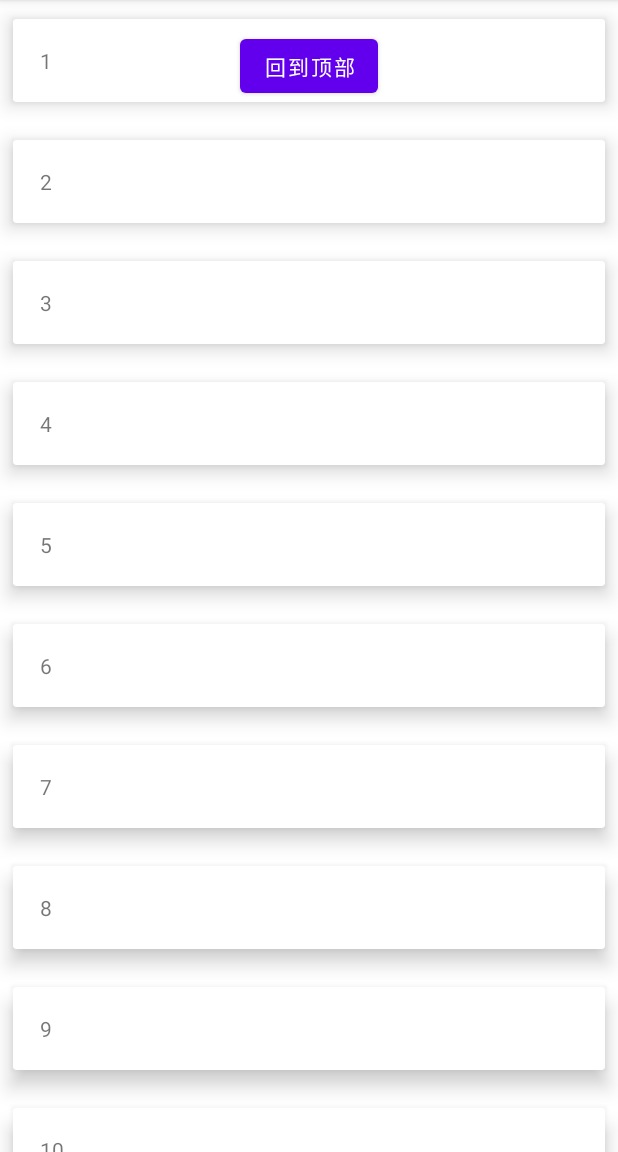
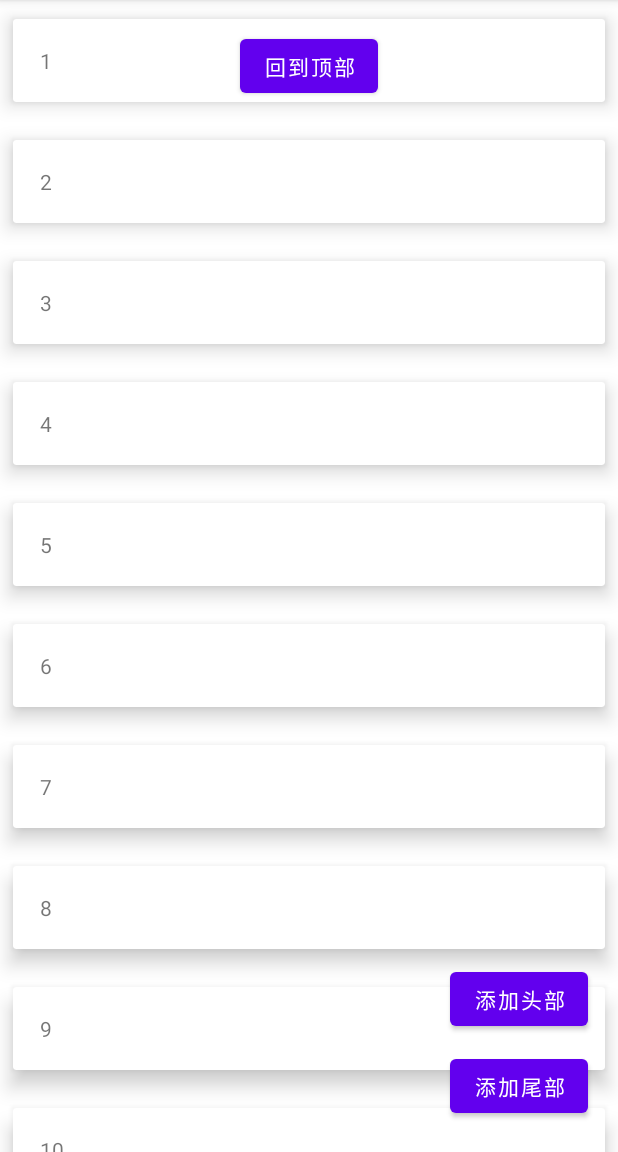
Before and after one commit to GMKEnd/PracticeStuff, an Android app: the screen it shows after launch (MainActivity), after a tap on "回到顶部", on a phone screen of 412 x 824 dp, the part 84-1236 px from its top. Run offline under Robolectric (Android 15) with nearby library versions, the phone set to English and light mode, and no system bars.

Commit message:
新增：添加头部尾部功能，一些优化

```diff
--- a/app/src/main/java/com/example/recyclerviewimageload/Adapter.kt
+++ b/app/src/main/java/com/example/recyclerviewimageload/Adapter.kt
@@ -1,5 +1,7 @@
 package com.example.recyclerviewimageload
 
+import android.content.Context
+import android.util.Log
 import android.view.LayoutInflater
 import android.view.View
 import android.view.ViewGroup
@@ -8,17 +10,26 @@ import android.widget.ProgressBar
 import android.widget.TextView
 import androidx.recyclerview.widget.RecyclerView
 
-class Adapter(private val testList: List<String?>) : RecyclerView.Adapter<RecyclerView.ViewHolder>() {
+class Adapter(private val testList: List<String?>, context: Context) : RecyclerView.Adapter<RecyclerView.ViewHolder>() {
 
     val TYPE_ITEM_IMAGE = 0
     val TYPE_ITEM_TEXT = 1
     val TYPE_ITEM_LOADING = 2
     val mItemList = testList
+    val mContext = context
+
+    val TYPE_HEADER = 10
+    val TYPE_FOOTER = 20
+
+    companion object {
+        var headerCount = 0
+        var footerCount = 0
+    }
 
     class ImageViewHolder(itemView: View): RecyclerView.ViewHolder(itemView) {
         private val imageView: ImageView = itemView.findViewById(R.id.image_item)
 
-        fun bind(text: String, position: Int) {
+        fun bind(position: Int) {
             if (position % 2 == 0) {
                 imageView.setImageResource(R.drawable.edited)
             } else if (position % 3 == 0) {
@@ -26,7 +37,6 @@ class Adapter(private val testList: List<String?>) : RecyclerView.Adapter<Recycl
             } else {
                 imageView.setImageResource(R.drawable._749_png_300)
             }
-            imageView.contentDescription = text
         }
     }
 
@@ -42,7 +52,21 @@ class Adapter(private val testList: List<String?>) : RecyclerView.Adapter<Recycl
         private val progressbar: ProgressBar = itemView.findViewById(R.id.progressBar)
 
         fun bind() {
-            progressbar.alpha = 1f
+            progressbar.alpha = 0.5f
+        }
+    }
+
+    class HeaderViewHolder(itemView: View): RecyclerView.ViewHolder(itemView) {
+        private val textView: TextView = itemView.findViewById(R.id.header_title)
+        fun bind() {
+            textView.text = headerCount.toString()
+        }
+    }
+
+    class FooterViewHolder(itemView: View): RecyclerView.ViewHolder(itemView) {
+        private val textView: TextView = itemView.findViewById(R.id.footer_title)
+        fun bind() {
+            textView.text = footerCount.toString()
         }
     }
 
@@ -52,21 +76,32 @@ class Adapter(private val testList: List<String?>) : RecyclerView.Adapter<Recycl
                 val view = LayoutInflater.from(parent.context)
                     .inflate(R.layout.recycler_item_card, parent, false)
                 TextViewHolder(view) }
-            TYPE_ITEM_LOADING -> {
-                val view = LayoutInflater.from(parent.context)
-                    .inflate(R.layout.loading, parent, false)
-                LoadViewHolder(view) }
-            else -> {
+            TYPE_ITEM_IMAGE -> {
                 val view = LayoutInflater.from(parent.context)
                     .inflate(R.layout.recycler_item, parent, false)
                 ImageViewHolder(view) }
+            // header % footer
+            TYPE_HEADER -> {
+                val view = LayoutInflater.from(parent.context)
+                    .inflate(R.layout.header_view, parent, false)
+                HeaderViewHolder(view) }
+            TYPE_FOOTER -> {
+                val view = LayoutInflater.from(parent.context)
+                    .inflate(R.layout.footer_view, parent, false)
+                FooterViewHolder(view) }
+            // load
+            else -> {
+                val view = LayoutInflater.from(parent.context)
+                    .inflate(R.layout.loading, parent, false)
+                LoadViewHolder(view)
+            }
         }
     }
 
     override fun onBindViewHolder(holder: RecyclerView.ViewHolder, position: Int) {
         when (holder) {
             is ImageViewHolder -> {
-                testList[position]?.let { holder.bind(it, position) }
+                testList[position]?.let { holder.bind(position) }
             }
             is TextViewHolder -> {
                 testList[position]?.let { holder.bind(it) }
@@ -74,20 +109,62 @@ class Adapter(private val testList: List<String?>) : RecyclerView.Adapter<Recycl
             is LoadViewHolder -> {
                 holder.bind()
             }
+            // header & footer
+            is HeaderViewHolder -> {
+                holder.bind()
+            }
+            is FooterViewHolder -> {
+                holder.bind()
+            }
         }
     }
 
     override fun getItemViewType(position: Int): Int {
+        // 检测当前位置是否为头部/尾部
+        if (isHeaderPos(position)) {
+            return TYPE_HEADER
+        }
+        if (isFooterPos(position)) {
+            return TYPE_FOOTER
+        }
+
         return when (testList[position]) {
             // 检测是否需要替换成加载界面
             null -> TYPE_ITEM_LOADING
-            "picture" -> TYPE_ITEM_IMAGE
+            mContext.getString(R.string.pic) -> TYPE_ITEM_IMAGE
             else -> TYPE_ITEM_TEXT
         }
+    }
+
+    fun addHeader() {
+        headerCount ++
+    }
+
+    fun addFooter() {
+        footerCount ++
+    }
+
+    private fun isHeaderPos(position: Int): Boolean {
+        if (headerCount == 0) {
+            return false
+        }
+        if (position < headerCount) {
+            return true
+        }
+        return false
+    }
+
+    private fun isFooterPos(position: Int): Boolean {
+        if (footerCount == 0) {
+            return false
+        }
+        if (position > testList.size - footerCount - 1) {
+            return true
+        }
+        return false
     }
 
     override fun getItemCount(): Int {
         return mItemList.size
     }
-
 }
--- a/app/src/main/java/com/example/recyclerviewimageload/MainActivity.kt
+++ b/app/src/main/java/com/example/recyclerviewimageload/MainActivity.kt
@@ -24,31 +24,44 @@ class MainActivity : AppCompatActivity() {
             testList.add((i + 1).toString())
         }
         mRecyclerView = findViewById(R.id.recycler_view)
-        mAdapter = Adapter(testList)
+        mAdapter = Adapter(testList, this)
 
         initRV()
 
-        val btn: Button = findViewById(R.id.to_top)
-        btn.setOnClickListener {
+        val toTopBtn: Button = findViewById(R.id.to_top)
+        toTopBtn.setOnClickListener {
             mRecyclerView.smoothScrollToPosition(0)
+        }
+
+        val addHeaderBtn: Button = findViewById(R.id.add_header)
+        addHeaderBtn.setOnClickListener {
+            mAdapter.addHeader()
+            testList.add(0, "header")
+            mAdapter.notifyItemInserted(0)
+        }
+        val addFooterBtn: Button = findViewById(R.id.add_footer)
+        addFooterBtn.setOnClickListener {
+            mAdapter.addFooter()
+            testList.add("footer")
+            mAdapter.notifyItemInserted(testList.size - 1)
         }
     }
 
     private fun initRV() {
         mRecyclerView.adapter = mAdapter
         mRecyclerView.addOnScrollListener(object : RecyclerView.OnScrollListener() {
-            override fun onScrolled(recyclerView: RecyclerView, dx: Int, dy: Int) {
+/*            override fun onScrolled(recyclerView: RecyclerView, dx: Int, dy: Int) {
                 super.onScrolled(recyclerView, dx, dy)
                 val linearLayoutManager = recyclerView.layoutManager as LinearLayoutManager?
                 if (!isLoading) {
                     // 检测发生滑动，最后一个完全可见的元素的位置是否为列表末尾
                     if (linearLayoutManager != null && linearLayoutManager.findLastCompletelyVisibleItemPosition() == testList.size - 1) {
-                        Log.i("scroll!!", "endreached!")
+                        Log.i("scroll!!", "end reached!")
                         load()
                         isLoading = true
                     }
                 }
-            }
+            }*/
         })
     }
 
@@ -67,10 +80,10 @@ class MainActivity : AppCompatActivity() {
             testList.removeAt(testList.size - 1)
             val currentPosition: Int = testList.size
             mAdapter.notifyItemRemoved(currentPosition)
-
+            // 来回加载文字/图片
             lastText = if (lastText) {
                 for (i in 0..9) {
-                    testList.add("picture")
+                    testList.add(getString(R.string.pic))
                 }
                 false
             } else {
--- a/app/src/main/res/layout/activity_main.xml
+++ b/app/src/main/res/layout/activity_main.xml
@@ -30,4 +30,24 @@
         app:layout_constraintStart_toStartOf="parent"
         app:layout_constraintTop_toTopOf="parent" />
 
+    <Button
+        android:id="@+id/add_footer"
+        android:layout_width="wrap_content"
+        android:layout_height="wrap_content"
+        android:layout_marginEnd="20dp"
+        android:layout_marginBottom="20dp"
+        android:text="@string/add_footer"
+        app:layout_constraintBottom_toBottomOf="parent"
+        app:layout_constraintEnd_toEndOf="parent" />
+
+    <Button
+        android:id="@+id/add_header"
+        android:layout_width="wrap_content"
+        android:layout_height="wrap_content"
+        android:layout_marginEnd="20dp"
+        android:layout_marginBottom="10dp"
+        android:text="@string/add_header"
+        app:layout_constraintBottom_toTopOf="@+id/add_footer"
+        app:layout_constraintEnd_toEndOf="parent" />
+
 </androidx.constraintlayout.widget.ConstraintLayout>
--- a/app/src/main/res/values/strings.xml
+++ b/app/src/main/res/values/strings.xml
@@ -3,4 +3,9 @@
     <string name="image_item">image_item</string>
     <string name="item_test">item test</string>
     <string name="return_to_top">回到顶部</string>
+    <string name="pic">picture</string>
+    <string name="header">Header</string>
+    <string name="footer">Footer</string>
+    <string name="add_footer">添加尾部</string>
+    <string name="add_header">添加头部</string>
 </resources>
```
Also changed, not shown: app/src/main/res/layout/footer_view.xml (added, +15 -0 lines), app/src/main/res/layout/header_view.xml (added, +15 -0 lines).
